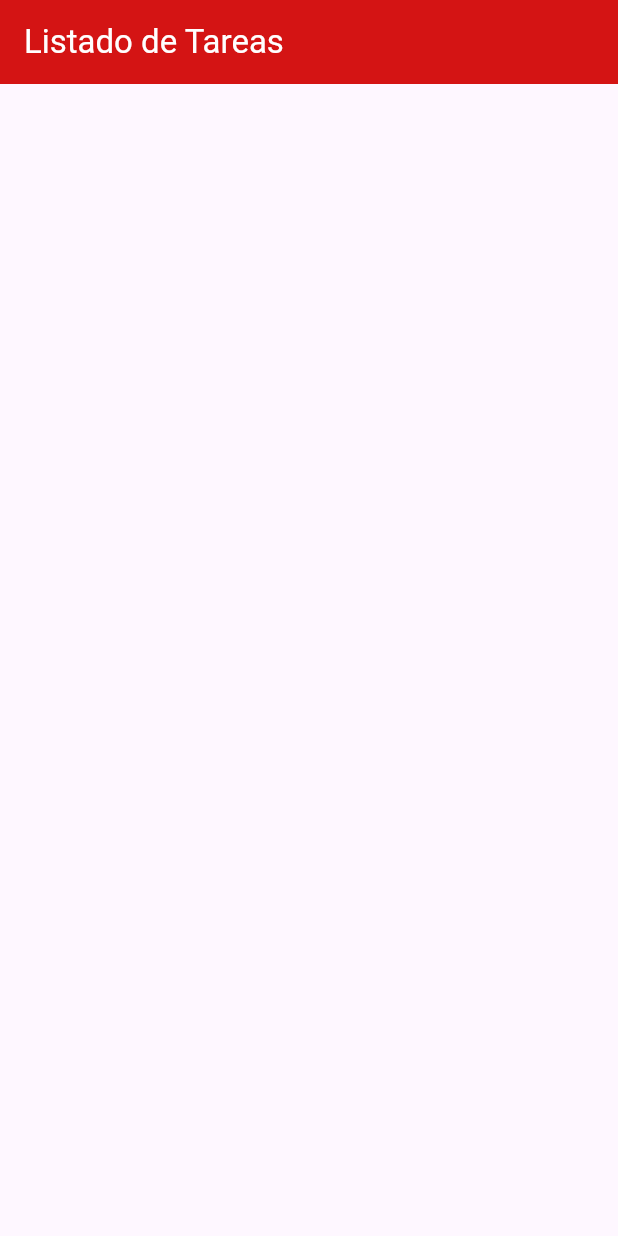
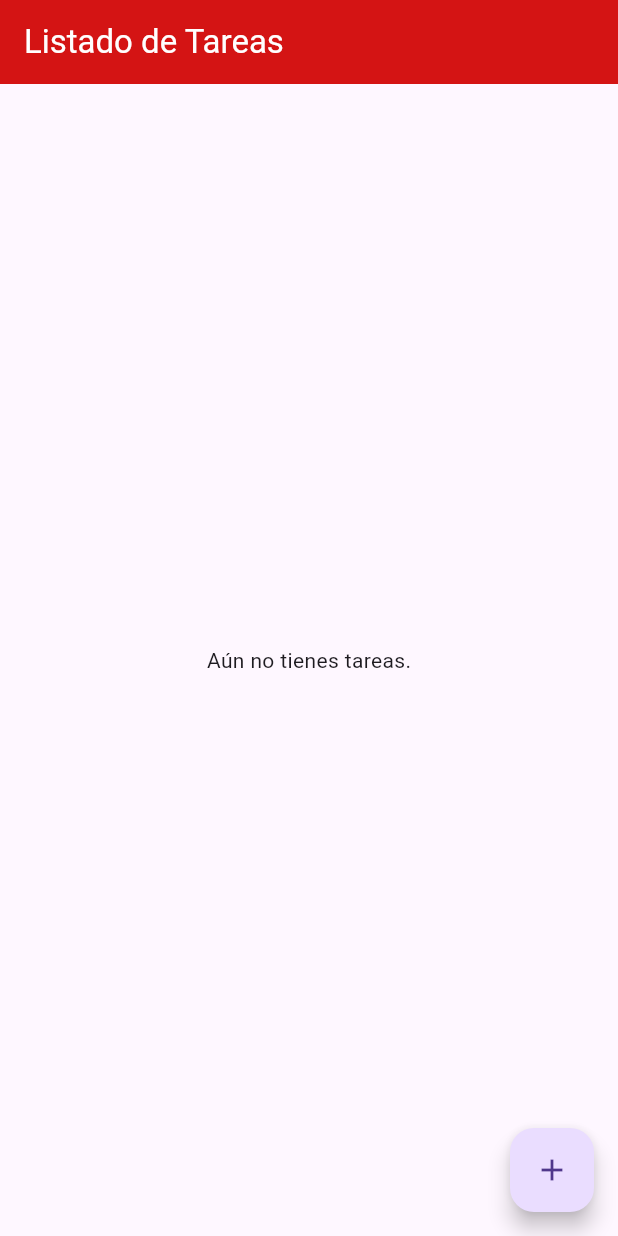
Before and after one commit to Progra-Movil-917/LABORATORIO2_GRUPO5, a Flutter app: the PaginaListado screen opened directly, on a phone screen of 412 x 824 dp. Run offline on Flutter 3.47's test engine with Material 3 defaults, Android fonts, the phone set to English and light mode, and no system bars.

Commit message:
Avance final de la lista de tareas

```diff
--- a/lib/ListaTareasProvider/tareas_provider.dart
+++ b/lib/ListaTareasProvider/tareas_provider.dart
@@ -1,13 +1,13 @@
 class TareasProvider {
 
-  List<Map<String, dynamic>> _tareas;
+  List<Map<String, dynamic>> _tareas = [
 
-  static final TareasProvider _instancia = TareasProvider._private();
+  ];
+
+  static final TareasProvider _instancia = TareasProvider._privado();
 
 
-  TareasProvider._private(){
-    _tareas = [];
-  }
+  TareasProvider._privado();
 
   factory TareasProvider(){
     return _instancia;
@@ -17,4 +17,10 @@ class TareasProvider {
     return _tareas;
   }
 
+  void agregarTarea(Map<String, dynamic> nuevaTarea){
+
+    _tareas.add(nuevaTarea);
+
+  }
+
 }
--- a/lib/Paginas/lista_de_tareas.dart
+++ b/lib/Paginas/lista_de_tareas.dart
@@ -1,9 +1,12 @@
 import 'package:flutter/material.dart';
 import 'package:flutter_laboratorio2_grupo5/ListaTareasProvider/tareas_provider.dart';
+import 'package:flutter_laboratorio2_grupo5/Paginas/formulario.dart';
 
 
 class PaginaListado extends StatelessWidget {
   const PaginaListado({super.key});
+
+  static final nombrePagina = "listado";
 
   static final List<Map<String, dynamic>> tareas = [
     {
@@ -32,9 +35,17 @@ class PaginaListado extends StatelessWidget {
           style: TextStyle(color: Colors.white),),
           backgroundColor: Color.fromARGB(255, 212, 20, 20),
         ),
-        body: ListView(
+        body: (TareasProvider().tareas.isNotEmpty)?ListView(
           children: _crearItem()
-        )
+        ):
+        Center(child: Text("Aún no tienes tareas.")
+        ),
+        floatingActionButton: FloatingActionButton(
+          onPressed: ()=>Navigator.pushNamed(context, "/formulario"),
+          child: Icon(
+            Icons.add
+          ),
+          ),
       );
   }
 
```
Also changed, not shown: lib/Paginas/formulario.dart (added, +87 -0 lines).
